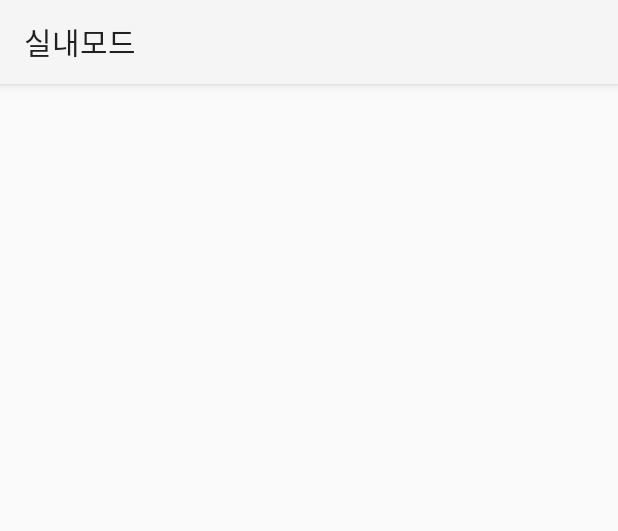
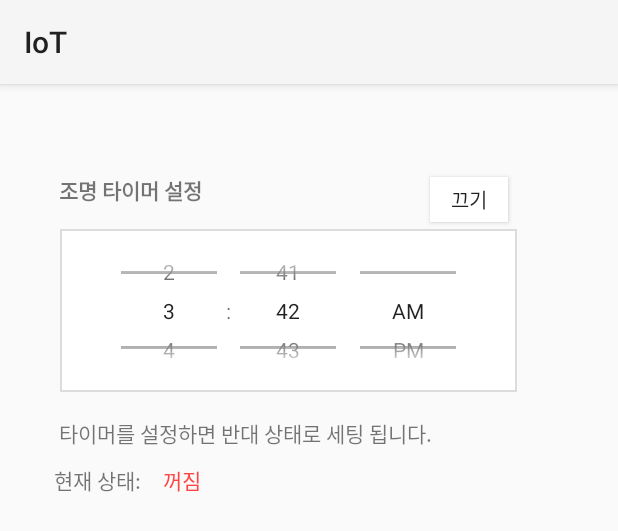
Before and after one commit to Chokyungsun/SmartHomeIOT, an Android app: the layout activity_timer.xml on its own in the app's theme, with its tools: preview values and no code run, on a phone screen of 412 x 824 dp. Shown: the top 531 px of the screen. Run offline under Robolectric (Android 15) with nearby library versions, the phone set to English and light mode, and no system bars.

Commit message:
timer 추가

```diff
--- a/Application/src/main/AndroidManifest.xml
+++ b/Application/src/main/AndroidManifest.xml
@@ -14,7 +14,7 @@
     <application
         android:allowBackup="true"
         android:icon="@drawable/logo"
-        android:label = "@string/label"
+        android:label = "IoT"
         android:theme="@style/AppTheme">
         <activity android:name=".TimerActivity"></activity>
         <activity
--- /dev/null
+++ b/Application/src/main/res/drawable/edge_line.xml
@@ -0,0 +1,18 @@
+<?xml version="1.0" encoding="utf-8"?>
+<layer-list xmlns:android="http://schemas.android.com/apk/res/android" >
+
+<item
+    android:bottom="1dp"
+    android:left="1dp"
+    android:right="1dp"
+    android:top="1dp">
+    <shape android:shape="rectangle" >
+        <stroke
+            android:width="1dp"
+            android:color="#dcdcdc" />
+
+        <solid android:color="#FFF" />
+    </shape>
+</item>
+
+</layer-list>
--- a/Application/src/main/res/layout/activity_map.xml
+++ b/Application/src/main/res/layout/activity_map.xml
@@ -160,31 +160,31 @@
             app:backgroundTint="@color/colorPrimary"
             app:fabCustomSize="60dp" />
 
-        <!--실외모드 fab-->
         <TextView
-            android:layout_width="58dp"
-            android:layout_height="49dp"
+            android:layout_width="37dp"
+            android:layout_height="wrap_content"
             android:layout_alignStart="@+id/fab"
             android:layout_alignLeft="@+id/fab"
             android:layout_alignTop="@+id/fab"
             android:layout_alignEnd="@+id/fab"
             android:layout_alignRight="@+id/fab"
             android:layout_alignBottom="@+id/fab"
-            android:layout_marginStart="18dp"
-            android:layout_marginLeft="18dp"
-            android:layout_marginTop="19dp"
-            android:layout_marginEnd="15dp"
-            android:layout_marginRight="15dp"
-            android:layout_marginBottom="16dp"
+            android:layout_marginStart="13dp"
+            android:layout_marginLeft="13dp"
+            android:layout_marginTop="18dp"
+            android:layout_marginEnd="10dp"
+            android:layout_marginRight="10dp"
+            android:layout_marginBottom="17dp"
             android:elevation="6dp"
-            android:text="모드"
+            android:scaleType="center"
+            android:text="모 드"
             android:textColor="#fff"
-            android:textSize="13dp"
+            android:textSize="16dp"
             android:textStyle="bold"
             android:visibility="visible"
             app:layout_anchor="@+id/fab"
             app:layout_anchorGravity="center" />
-
+        <!--실외모드 fab-->
         <android.support.design.widget.FloatingActionButton
             android:id="@+id/fab_outside"
             android:layout_width="70dp"
@@ -196,6 +196,7 @@
             android:layout_marginEnd="18dp"
             android:layout_marginRight="18dp"
             android:layout_marginBottom="13dp"
+            android:scaleType="center"
             android:src="@drawable/outsidemode"
             android:visibility="invisible"
             app:backgroundTint="@color/colorPrimary"
@@ -216,12 +217,13 @@
             android:layout_marginEnd="18dp"
             android:layout_marginRight="18dp"
             android:layout_marginBottom="12dp"
-            android:src="@drawable/insidemode"
+            android:scaleType="center"
             android:visibility="invisible"
             app:backgroundTint="@color/colorPrimary"
             app:elevation="6dp"
             app:fabCustomSize="80dp"
-            app:pressedTranslationZ="12dp" />
+            app:pressedTranslationZ="12dp"
+            app:srcCompat="@drawable/insidemode" />
 
         <android.support.v7.widget.Toolbar
             android:id="@+id/toolbar"
--- a/Application/src/main/res/layout/activity_timer.xml
+++ b/Application/src/main/res/layout/activity_timer.xml
@@ -6,4 +6,95 @@
     android:layout_height="match_parent"
     tools:context=".TimerActivity">
 
+    <TimePicker
+        android:id="@+id/timepicker"
+        android:layout_width="306dp"
+        android:layout_height="110dp"
+        android:layout_marginStart="8dp"
+        android:layout_marginLeft="8dp"
+        android:layout_marginTop="96dp"
+        android:layout_marginEnd="8dp"
+        android:layout_marginRight="8dp"
+        android:timePickerMode="spinner"
+        android:background="@drawable/edge_line"
+        app:layout_constraintEnd_toEndOf="parent"
+        app:layout_constraintHorizontal_bias="0.348"
+        app:layout_constraintStart_toStartOf="parent"
+        app:layout_constraintTop_toTopOf="parent">
+
+    </TimePicker>
+
+    <TextView
+        android:id="@+id/light_timer"
+        android:layout_width="wrap_content"
+        android:layout_height="wrap_content"
+        android:layout_marginStart="8dp"
+        android:layout_marginLeft="8dp"
+        android:layout_marginTop="8dp"
+        android:layout_marginEnd="8dp"
+        android:layout_marginRight="8dp"
+        android:layout_marginBottom="8dp"
+        android:text="조명 타이머 설정"
+        android:textStyle="bold"
+        app:layout_constraintBottom_toTopOf="@+id/timepicker"
+        app:layout_constraintEnd_toEndOf="parent"
+        app:layout_constraintHorizontal_bias="0.105"
+        app:layout_constraintStart_toStartOf="parent"
+        app:layout_constraintTop_toTopOf="parent"
+        app:layout_constraintVertical_bias="0.887" />
+
+    <TextView
+        android:id="@+id/textView3"
+        android:layout_width="294dp"
+        android:layout_height="23dp"
+        android:layout_marginStart="8dp"
+        android:layout_marginLeft="8dp"
+        android:layout_marginTop="16dp"
+        android:layout_marginEnd="8dp"
+        android:layout_marginRight="8dp"
+        android:text="타이머를 설정하면 반대 상태로 세팅 됩니다. "
+        app:layout_constraintEnd_toEndOf="parent"
+        app:layout_constraintHorizontal_bias="0.306"
+        app:layout_constraintStart_toStartOf="parent"
+        app:layout_constraintTop_toBottomOf="@+id/timepicker" />
+
+    <TextView
+        android:id="@+id/textView4"
+        android:layout_width="wrap_content"
+        android:layout_height="wrap_content"
+        android:layout_marginStart="36dp"
+        android:layout_marginLeft="36dp"
+        android:layout_marginTop="8dp"
+        android:text="현재 상태:"
+        app:layout_constraintStart_toStartOf="parent"
+        app:layout_constraintTop_toBottomOf="@+id/textView3" />
+
+    <TextView
+        android:id="@+id/textView5"
+        android:layout_width="wrap_content"
+        android:layout_height="wrap_content"
+        android:layout_marginStart="8dp"
+        android:layout_marginLeft="8dp"
+        android:layout_marginTop="8dp"
+        android:layout_marginEnd="272dp"
+        android:layout_marginRight="272dp"
+        android:text="꺼짐"
+        android:textColor="@android:color/holo_red_light"
+        app:layout_constraintEnd_toEndOf="parent"
+        app:layout_constraintStart_toEndOf="@+id/textView4"
+        app:layout_constraintTop_toBottomOf="@+id/textView3" />
+
+    <Button
+        android:id="@+id/button4"
+        android:layout_width="52dp"
+        android:layout_height="30dp"
+        android:layout_marginStart="152dp"
+        android:layout_marginLeft="152dp"
+        android:layout_marginBottom="4dp"
+        android:background="@color/windowBackground"
+        android:text="끄기"
+        android:textSize="13dp"
+        app:layout_constraintBottom_toTopOf="@+id/timepicker"
+        app:layout_constraintStart_toEndOf="@+id/light_timer" />
+
 </android.support.constraint.ConstraintLayout>
```
Also changed, not shown: Application/src/main/java/com/example/android/bluetoothchat/MainActivity.java (+6 -3 lines), Application/src/main/java/com/example/android/bluetoothchat/MapActivity.java (+10 -9 lines), 87 other files. Lines whose indentation alone changed are shown as unchanged.
